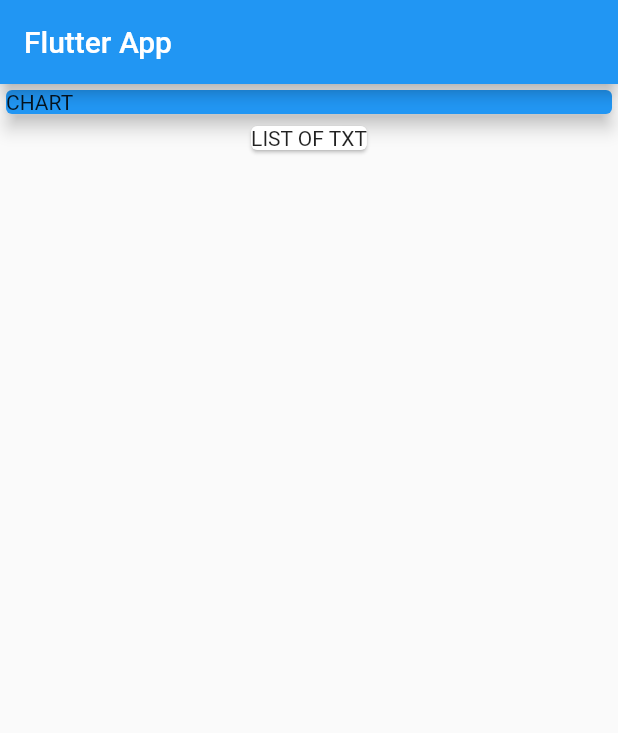
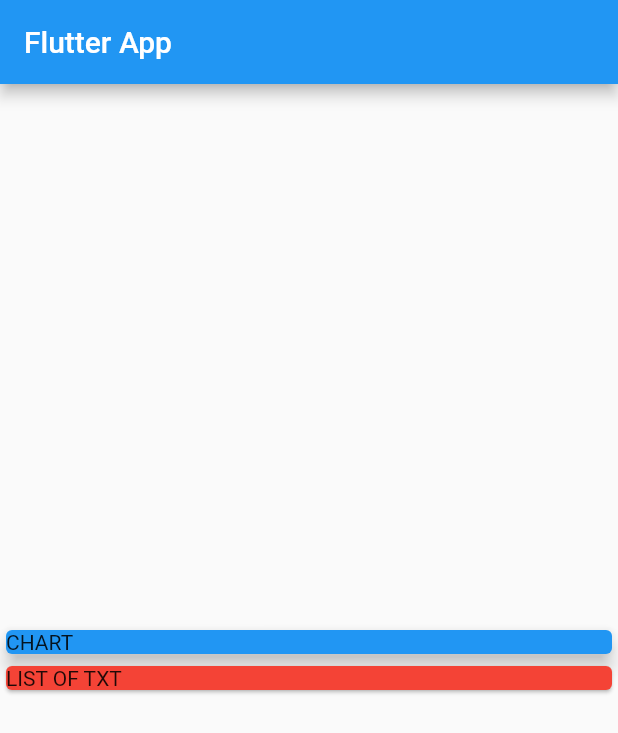
Before and after one commit to renson1123/personal_expenses_app, a Flutter app: the screen it shows after launch, on a phone screen of 412 x 824 dp. Shown: the top 733 px of the screen. Run offline on Flutter 3.47's test engine with Material 2 defaults, Android fonts, the phone set to English and light mode, and no system bars.

Commit message:
Added mainAxisAlignment & crossAxisAlignment in the Column's Body

```diff
--- a/lib/main.dart
+++ b/lib/main.dart
@@ -20,6 +20,8 @@ class MyHomePage extends StatelessWidget {
         title: Text('Flutter App'),
       ),
       body: Column(
+        mainAxisAlignment: MainAxisAlignment.center,
+        crossAxisAlignment: CrossAxisAlignment.stretch,
         children: <Widget>[
           Container(
             width: double.infinity,
@@ -33,6 +35,7 @@ class MyHomePage extends StatelessWidget {
             ),
           ),
           Card(
+            color: Colors.red,
             child: Text('LIST OF TXT'),
           ),
         ],
```
